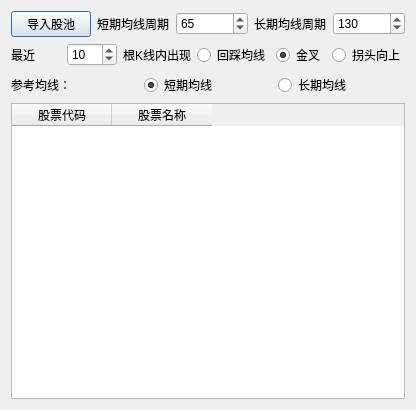
Qt form QtDesign/FifteenMinFinder.ui (victor647/QuantumStockTrade) before a commit.
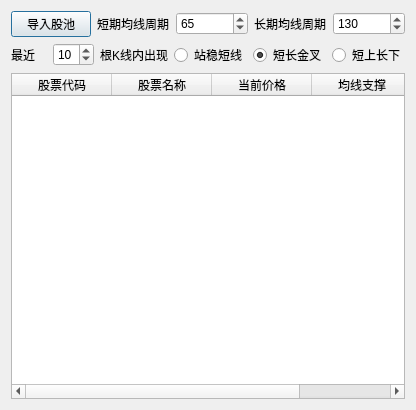
The same form after that commit.

```diff
--- a/QtDesign/FifteenMinFinder.ui
+++ b/QtDesign/FifteenMinFinder.ui
@@ -139,7 +139,7 @@
         </font>
        </property>
        <property name="text">
-        <string>回踩均线</string>
+        <string>站稳短线</string>
        </property>
        <property name="autoExclusive">
         <bool>false</bool>
@@ -154,7 +154,7 @@
         </font>
        </property>
        <property name="text">
-        <string>金叉</string>
+        <string>短长金叉</string>
        </property>
        <property name="checked">
         <bool>true</bool>
@@ -172,56 +172,7 @@
         </font>
        </property>
        <property name="text">
-        <string>拐头向上</string>
-       </property>
-       <property name="autoExclusive">
-        <bool>false</bool>
-       </property>
-      </widget>
-     </item>
-    </layout>
-   </item>
-   <item>
-    <layout class="QHBoxLayout" name="horizontalLayout">
-     <item>
-      <widget class="QLabel" name="lblReferenceMA">
-       <property name="font">
-        <font>
-         <pointsize>9</pointsize>
-        </font>
-       </property>
-       <property name="text">
-        <string>参考均线：</string>
-       </property>
-      </widget>
-     </item>
-     <item>
-      <widget class="QRadioButton" name="rbnMAShort">
-       <property name="font">
-        <font>
-         <pointsize>9</pointsize>
-        </font>
-       </property>
-       <property name="text">
-        <string>短期均线</string>
-       </property>
-       <property name="checked">
-        <bool>true</bool>
-       </property>
-       <property name="autoExclusive">
-        <bool>false</bool>
-       </property>
-      </widget>
-     </item>
-     <item>
-      <widget class="QRadioButton" name="rbnMALong">
-       <property name="font">
-        <font>
-         <pointsize>9</pointsize>
-        </font>
-       </property>
-       <property name="text">
-        <string>长期均线</string>
+        <string>短上长下</string>
        </property>
        <property name="autoExclusive">
         <bool>false</bool>
@@ -242,6 +193,16 @@
        <string>股票名称</string>
       </property>
      </column>
+     <column>
+      <property name="text">
+       <string>当前价格</string>
+      </property>
+     </column>
+     <column>
+      <property name="text">
+       <string>均线支撑</string>
+      </property>
+     </column>
     </widget>
    </item>
   </layout>
```
Left out of the diff: 4 changed lines with no effect on the pictures.
